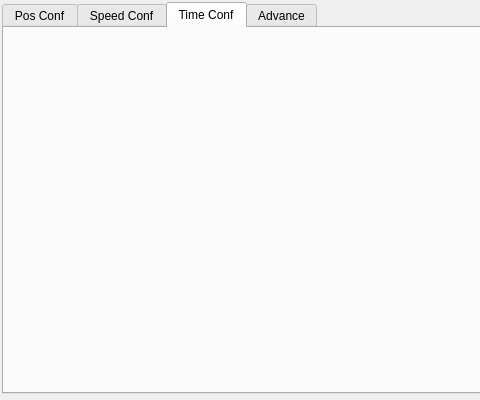
Old version of the form hcinstruction/icsimpleteachpage.ui in the repository dongdong-2009/3-5AxisRobot; both pictures show x 0 to 480 and y 0 to 400 of the 796 by 400 pixel window.
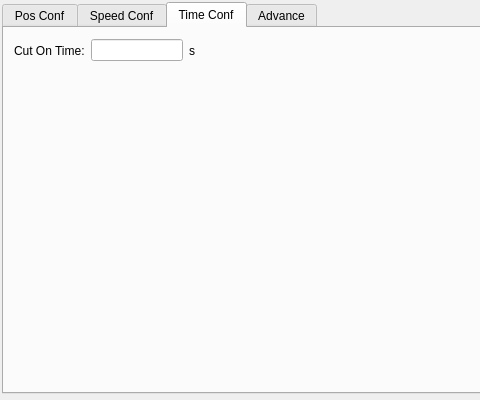
New version of the form. The open tabs and pages were chosen to show the change. Icons and pictures are not drawn. Custom widgets are drawn as their Qt base class.

Commit message: 1.页面准备完成

Patch:
```diff
--- a/hcinstruction/icsimpleteachpage.ui
+++ b/hcinstruction/icsimpleteachpage.ui
@@ -2188,6 +2188,35 @@
     <attribute name="title">
      <string>Time Conf</string>
     </attribute>
+    <widget class="QWidget" name="">
+     <property name="geometry">
+      <rect>
+       <x>10</x>
+       <y>10</y>
+       <width>181</width>
+       <height>25</height>
+      </rect>
+     </property>
+     <layout class="QHBoxLayout" name="horizontalLayout_2">
+      <item>
+       <widget class="QLabel" name="label_24">
+        <property name="text">
+         <string>Cut On Time:</string>
+        </property>
+       </widget>
+      </item>
+      <item>
+       <widget class="ICLineEditWithVirtualNumericKeypad" name="cutOnTime"/>
+      </item>
+      <item>
+       <widget class="QLabel" name="label_25">
+        <property name="text">
+         <string>s</string>
+        </property>
+       </widget>
+      </item>
+     </layout>
+    </widget>
    </widget>
    <widget class="QWidget" name="tab_4">
     <attribute name="title">
```
Left out of the diff: 8 changed lines with no effect on the pictures. Lines whose indentation alone changed are shown as unchanged.
